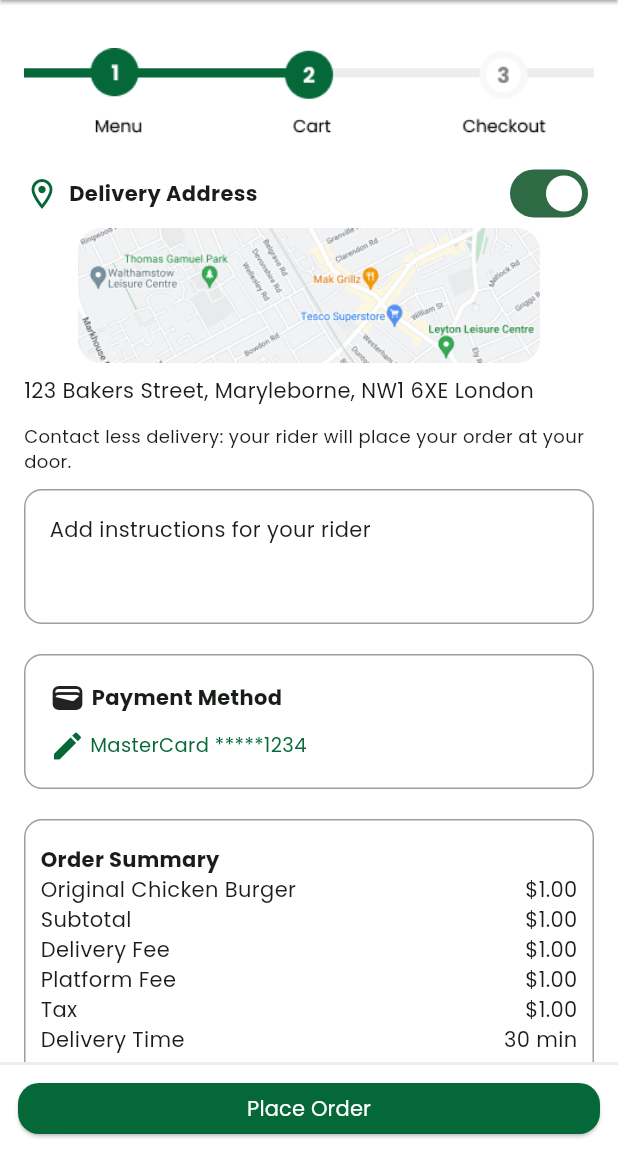
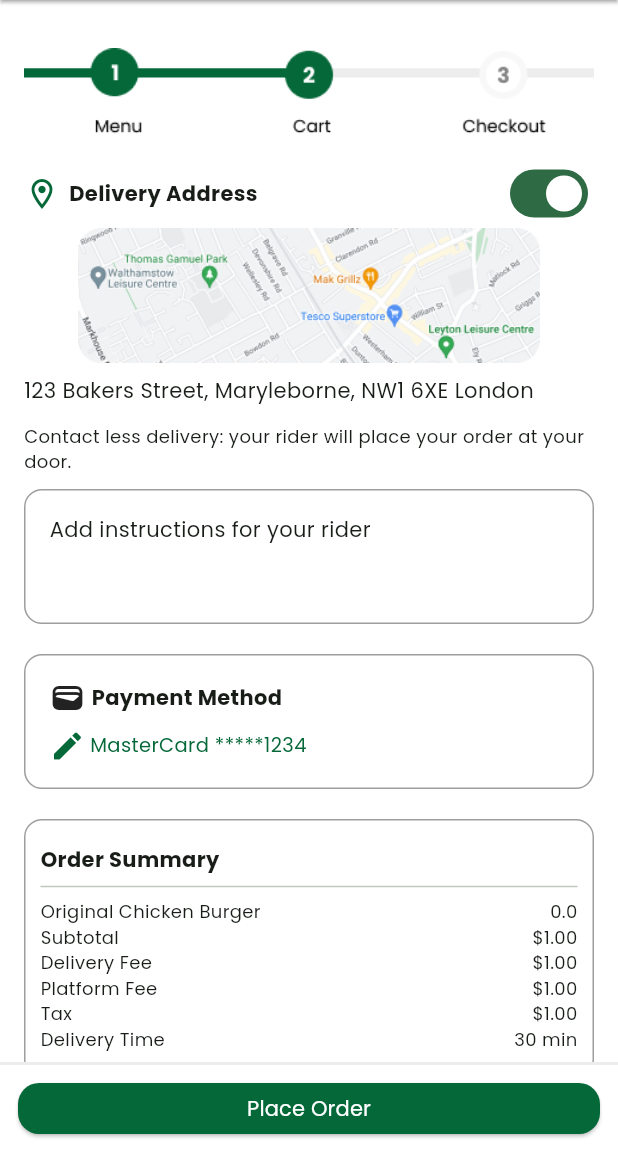
Before and after one commit to iamarsalanrashid/just-halal-app-inProgress, a Flutter app: the CheckoutScreen screen opened by its route, on a phone screen of 412 x 824 dp, the part 84-1236 px from its top. Run offline on Flutter 3.47's test engine with Material 3 defaults, Android fonts, the phone set to English and light mode, and no system bars; our stand-ins replace community_charts_flutter, flutter_svg, flutter_svg_provider, pin_code_fields; network calls fail; project files that could hold a hidden picture were left out.

Commit message:
completed the set up of orders

```diff
--- a/lib/main.dart
+++ b/lib/main.dart
@@ -35,6 +35,7 @@ import 'package:halal_app/screens/tracking_order_navigation_screen.dart';
 import 'package:provider/provider.dart';
 
 import 'app_color.dart';
+import 'core/models/order.dart';
 import 'core/providers/cartService.dart';
 import 'core/providers/reviewService.dart';
 
@@ -53,6 +54,7 @@ void main() {
 
 class MyApp extends StatelessWidget {
   const MyApp({super.key});
+
 
   // This widget is the root of your application.
   @override
@@ -103,8 +105,7 @@ class MyApp extends StatelessWidget {
           ReviewsScreen.routeName: (ctx) => ReviewsScreen(),
           RestaurantScreen.routeName: (ctx) => RestaurantScreen(),
           ProfileScreen.routeName: (ctx) => ProfileScreen(),
-          ProcessedOrdersNavigationScreen.routeName: (ctx) =>
-              ProcessedOrdersNavigationScreen(),
+         // ProcessedOrdersNavigationScreen.routeName: (ctx) =>ProcessedOrdersNavigationScreen(),
           PaymentMethodScreen.routeName: (ctx) => PaymentMethodScreen(),
           PaymentFormScreen.routeName: (ctx) => PaymentFormScreen(),
           OtpVerificationScreen.routeName: (ctx) => OtpVerificationScreen(),
--- a/lib/screens/cart_screen.dart
+++ b/lib/screens/cart_screen.dart
@@ -223,9 +223,7 @@ setState(() {
             margin: EdgeInsets.symmetric(horizontal: 16),
             child: FilledButton(
               onPressed: () {
-                orderData.fetchandSetOrders();
-// orderData.addOrder(cartItems.values.toList() as List<Cart>, cartData.totalPrice);
-                // Navigator.of(context).pushNamed(CheckoutScreen.routeName);
+                Navigator.of(context).pushNamed(CheckoutScreen.routeName);
               },
               child: Text(
                 'Confirm Payment and Address',
--- a/lib/screens/checkout_screen.dart
+++ b/lib/screens/checkout_screen.dart
@@ -1,7 +1,10 @@
 import 'package:flutter/material.dart';
 import 'package:halal_app/app_color.dart';
+import 'package:halal_app/core/models/cart.dart';
+import 'package:halal_app/core/providers/cartService.dart';
 import 'package:halal_app/screens/location_screen.dart';
 import 'package:halal_app/screens/payment_method_screen.dart';
+import 'package:provider/provider.dart';
 
 class CheckoutScreen extends StatefulWidget {
   static const routeName = '/checkout-screen';
@@ -23,17 +26,20 @@ class _CheckoutScreenState extends State<CheckoutScreen> {
     'Tax',
     'Delivery Time'
   ];
+
+  @override
+  Widget build(BuildContext context) {
+    final List<Cart> cartItems =
+        Provider.of<CartService>(context).items.values.toList();
+    final cartData = Provider.of<CartService>(context);
     final List orderPrice = [
-    '\$1.00',
+      cartData.totalPrice.toString(),
       '\$1.00',
       '\$1.00',
       '\$1.00',
       '\$1.00',
       '30 min'
     ];
-
-  @override
-  Widget build(BuildContext context) {
     final width = MediaQuery.of(context).size.width;
     final height = MediaQuery.of(context).size.height;
     return Scaffold(
@@ -54,15 +60,18 @@ class _CheckoutScreenState extends State<CheckoutScreen> {
           icon: Icon(
             Icons.close_rounded,
             color: AppColor.primary,
-          ),),),
-      bottomNavigationBar: Container(height: 60,width: width,
-        decoration: BoxDecoration(border: Border(top: BorderSide(color: AppColor.border,width: 2))),
+          ),
+        ),
+      ),
+      bottomNavigationBar: Container(
+        height: 60,
+        width: width,
+        decoration: BoxDecoration(
+            border: Border(top: BorderSide(color: AppColor.border, width: 2))),
         padding: const EdgeInsets.all(12.0),
-
         child: ElevatedButton(
           onPressed: () {
             Navigator.of(context).pushNamed(PaymentMethodScreen.routeName);
-
           },
           child: Text(
             'Place Order',
@@ -75,7 +84,6 @@ class _CheckoutScreenState extends State<CheckoutScreen> {
             ),
           ),
         ),
-
       ),
       body: ListView(
         padding: EdgeInsets.all(16),
@@ -131,7 +139,8 @@ class _CheckoutScreenState extends State<CheckoutScreen> {
             height: 10,
           ),
           GestureDetector(
-            onTap: (){                    Navigator.of(context).pushNamed(LocationScreen.routeName);
+            onTap: () {
+              Navigator.of(context).pushNamed(LocationScreen.routeName);
             },
             child: Container(
               height: 90,
@@ -149,7 +158,8 @@ class _CheckoutScreenState extends State<CheckoutScreen> {
             height: 8,
           ),
           GestureDetector(
-            onTap: (){                    Navigator.of(context).pushNamed(LocationScreen.routeName);
+            onTap: () {
+              Navigator.of(context).pushNamed(LocationScreen.routeName);
             },
             child: Text(
               '123 Bakers Street, Maryleborne, NW1 6XE London',
@@ -208,7 +218,9 @@ class _CheckoutScreenState extends State<CheckoutScreen> {
                   ],
                 ),
                 GestureDetector(
-                  onTap: (){                    Navigator.of(context).pushNamed(PaymentMethodScreen.routeName);
+                  onTap: () {
+                    Navigator.of(context)
+                        .pushNamed(PaymentMethodScreen.routeName);
                   },
                   child: Row(
                     children: [
@@ -233,7 +245,6 @@ class _CheckoutScreenState extends State<CheckoutScreen> {
             ),
           ),
           Container(
-            height: 200,
             margin: EdgeInsets.symmetric(vertical: 10),
             padding: EdgeInsets.symmetric(
               horizontal: 10,
@@ -261,18 +272,41 @@ class _CheckoutScreenState extends State<CheckoutScreen> {
                     ),
                   ],
                 ),
+                for (int i = 0; i < cartItems.length; i++)
+                  Row(
+                    mainAxisAlignment: MainAxisAlignment.spaceBetween,
+                    children: [
+                      Text(
+                        '${cartItems[i].title} * ${cartItems[i].quantity}',
+                        style: TextStyle(
+                          fontSize: 12,
+                        ),
+                      ),
+                      Text(
+                        '\$${cartItems[i].price * cartItems[i].quantity}',
+                        style: TextStyle(
+                          fontSize: 12,
+                          fontWeight: FontWeight.bold,
+                        ),
+                      ),
+                    ],
+                  ),
+                Divider(),
                 ListView.builder(
                   shrinkWrap: true,
                   itemBuilder: (context, index) => Row(
                     mainAxisAlignment: MainAxisAlignment.spaceBetween,
                     children: [
-                      Text(orderFields[index]),
-                      Text(orderPrice[index])
+                      Text(orderFields[index],style: TextStyle(
+                        fontSize: 12,
+                      ),),
+                      Text(orderPrice[index],style: TextStyle(
+                        fontSize: 12,
+                      ),)
                     ],
                   ),
                   itemCount: orderFields.length,
                 ),
-
               ],
             ),
           ),
--- a/lib/screens/processed_orders_navigation_screen.dart
+++ b/lib/screens/processed_orders_navigation_screen.dart
@@ -4,11 +4,13 @@ import 'package:halal_app/screens/widgets/order_summary_widget.dart';
 import 'package:halal_app/screens/widgets/orders_chat_widget.dart';
 
 import '../app_color.dart';
+import '../core/models/order.dart';
 
 class ProcessedOrdersNavigationScreen extends StatelessWidget {
   static const routeName = '/processed-orders-screen';
 
-  ProcessedOrdersNavigationScreen({super.key});
+  Order orderItem;
+  ProcessedOrdersNavigationScreen(this.orderItem);
 
   @override
   Widget build(BuildContext context) {
@@ -151,7 +153,7 @@ class ProcessedOrdersNavigationScreen extends StatelessWidget {
               height: height,
               width: width,
               child: TabBarView(
-                  children: [OrderSummaryWidget(), OrderChatWidget()]),
+                  children: [OrderSummaryWidget(orderItem), OrderChatWidget()]),
             ),
           ],
         ),
--- a/lib/screens/widgets/orders_chat_widget.dart
+++ b/lib/screens/widgets/orders_chat_widget.dart
@@ -1,7 +1,10 @@
 import 'package:flutter/material.dart';
 
+import '../../core/models/order.dart';
+
 class OrderChatWidget extends StatelessWidget {
-  const OrderChatWidget({super.key});
+  // Order orderItem;
+  //  OrderChatWidget(this.orderItem);
 
   @override
   Widget build(BuildContext context) {
```
Also changed, not shown: lib/core/providers/cartService.dart (+11 -0 lines), lib/screens/payment_form_screen.dart (+11 -1 lines), lib/screens/tracking_order_navigation_screen.dart (+56 -20 lines), lib/screens/widgets/completed_orders_screen_widget.dart (+17 -5 lines), lib/screens/widgets/order_summary_widget.dart (+11 -8 lines), lib/screens/widgets/tracking_order_screen_widget.dart (+6 -2 lines). Lines whose indentation alone changed are shown as unchanged.
